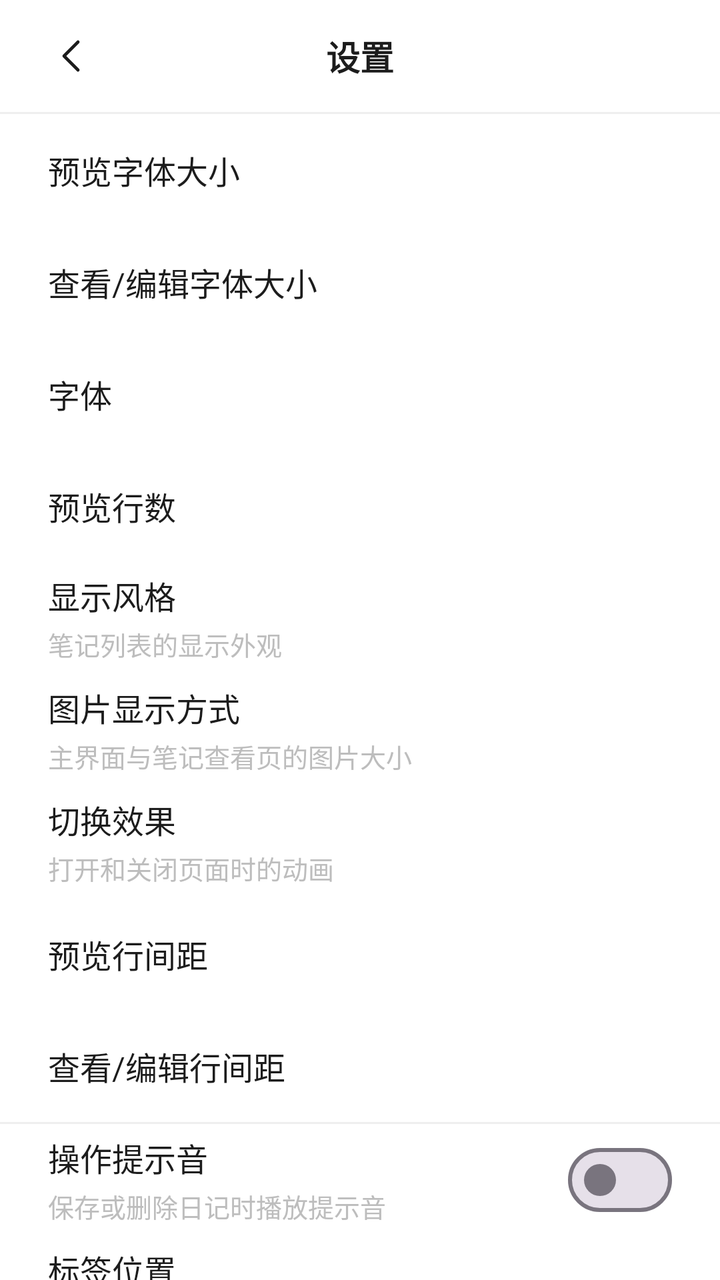
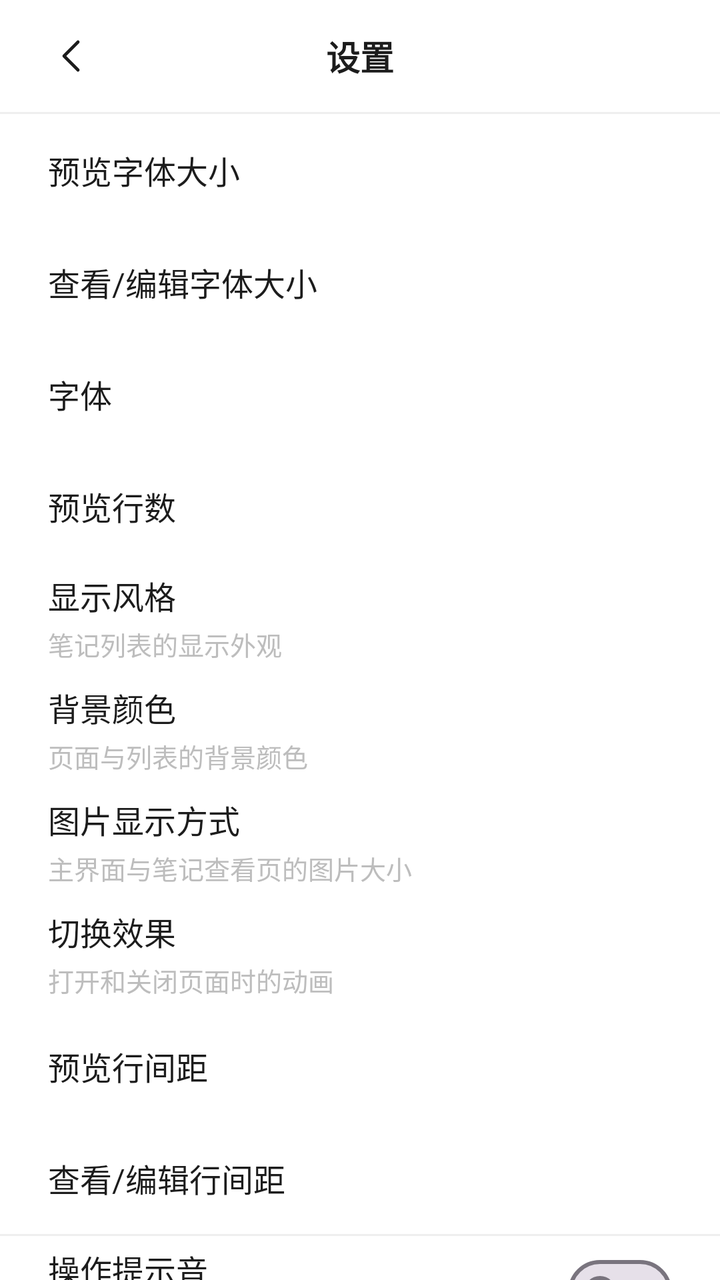

The first picture is an Android layout as it rendered before a commit; the second is the same layout after the commit. The layout source and the unified diff follow.
<!-- AndroidManifest.xml: application theme Theme.WuDiary -->
<!-- res/layout/activity_settings.xml -->
<?xml version="1.0" encoding="utf-8"?>
<LinearLayout xmlns:android="http://schemas.android.com/apk/res/android"
    android:layout_width="match_parent"
    android:layout_height="match_parent"
    android:background="@color/background"
    android:orientation="vertical">

    <FrameLayout
        android:layout_width="match_parent"
        android:layout_height="56dp">

        <ImageButton
            android:id="@+id/btnBack"
            android:layout_width="48dp"
            android:layout_height="48dp"
            android:layout_gravity="start|center_vertical"
            android:layout_marginStart="12dp"
            android:background="?attr/selectableItemBackgroundBorderless"
            android:contentDescription="@string/back"
            android:scaleType="centerInside"
            android:src="@drawable/ic_chevron_left" />

        <TextView
            android:layout_width="wrap_content"
            android:layout_height="wrap_content"
            android:layout_gravity="center"
            android:text="@string/settings"
            android:textColor="@color/text_primary"
            android:textSize="17sp"
            android:textStyle="bold" />
    </FrameLayout>

    <View
        android:layout_width="match_parent"
        android:layout_height="1dp"
        android:background="@color/divider" />

    <ScrollView
        android:layout_width="match_parent"
        android:layout_height="0dp"
        android:layout_weight="1"
        android:fillViewport="true"
        android:overScrollMode="never"
        android:scrollbars="none">

        <LinearLayout
            android:layout_width="match_parent"
            android:layout_height="wrap_content"
            android:orientation="vertical"
            android:paddingBottom="24dp">

    <LinearLayout
        android:id="@+id/rowFontSize"
        android:layout_width="match_parent"
        android:layout_height="56dp"
        android:background="?attr/selectableItemBackground"
        android:clickable="true"
        android:focusable="true"
        android:gravity="center_vertical"
        android:orientation="horizontal"
        android:paddingHorizontal="24dp">

        <TextView
            android:layout_width="0dp"
            android:layout_height="wrap_content"
            android:layout_weight="1"
            android:text="@string/font_size"
            android:textColor="@color/text_primary"
            android:textSize="16sp" />

        <TextView
            android:id="@+id/textFontValue"
            android:layout_width="wrap_content"
            android:layout_height="wrap_content"
            android:textColor="@color/text_secondary"
            android:textSize="15sp" />
    </LinearLayout>

    <LinearLayout
        android:id="@+id/rowReadingFontSize"
        android:layout_width="match_parent"
        android:layout_height="56dp"
        android:background="?attr/selectableItemBackground"
        android:clickable="true"
        android:focusable="true"
        android:gravity="center_vertical"
        android:orientation="horizontal"
        android:paddingHorizontal="24dp">

        <TextView
            android:layout_width="0dp"
            android:layout_height="wrap_content"
            android:layout_weight="1"
            android:text="@string/reading_font_size"
            android:textColor="@color/text_primary"
            android:textSize="16sp" />

        <TextView
            android:id="@+id/textReadingFontValue"
            android:layout_width="wrap_content"
            android:layout_height="wrap_content"
            android:textColor="@color/text_secondary"
            android:textSize="15sp" />
    </LinearLayout>

    <LinearLayout
        android:id="@+id/rowFontFamily"
        android:layout_width="match_parent"
        android:layout_height="56dp"
        android:background="?attr/selectableItemBackground"
        android:clickable="true"
        android:focusable="true"
        android:gravity="center_vertical"
        android:orientation="horizontal"
        android:paddingHorizontal="24dp">

        <TextView
            android:layout_width="0dp"
            android:layout_height="wrap_content"
            android:layout_weight="1"
            android:text="@string/font_family"
            android:textColor="@color/text_primary"
            android:textSize="16sp" />

        <TextView
            android:id="@+id/textFontFamilyValue"
            android:layout_width="wrap_content"
            android:layout_height="wrap_content"
            android:textColor="@color/text_secondary"
            android:textSize="15sp" />
    </LinearLayout>

    <LinearLayout
        android:id="@+id/rowPreviewLines"
        android:layout_width="match_parent"
        android:layout_height="56dp"
        android:background="?attr/selectableItemBackground"
        android:clickable="true"
        android:focusable="true"
        android:gravity="center_vertical"
        android:orientation="horizontal"
        android:paddingHorizontal="24dp">

        <TextView
            android:layout_width="0dp"
            android:layout_height="wrap_content"
            android:layout_weight="1"
            android:text="@string/preview_lines"
            android:textColor="@color/text_primary"
            android:textSize="16sp" />

        <TextView
            android:id="@+id/textPreviewValue"
            android:layout_width="wrap_content"
            android:layout_height="wrap_content"
            android:textColor="@color/text_secondary"
            android:textSize="15sp" />
    </LinearLayout>

    <LinearLayout
        android:id="@+id/rowDisplayStyle"
        android:layout_width="match_parent"
        android:layout_height="56dp"
        android:background="?attr/selectableItemBackground"
        android:clickable="true"
        android:focusable="true"
        android:gravity="center_vertical"
        android:orientation="horizontal"
        android:paddingHorizontal="24dp">

        <LinearLayout
            android:layout_width="0dp"
            android:layout_height="wrap_content"
            android:layout_weight="1"
            android:orientation="vertical">

            <TextView
                android:layout_width="wrap_content"
                android:layout_height="wrap_content"
                android:text="@string/display_style"
                android:textColor="@color/text_primary"
                android:textSize="16sp" />

            <TextView
                android:layout_width="wrap_content"
                android:layout_height="wrap_content"
                android:layout_marginTop="3dp"
                android:text="@string/display_style_desc"
                android:textColor="@color/text_secondary"
                android:textSize="13sp" />
        </LinearLayout>

        <TextView
            android:id="@+id/textDisplayStyleValue"
            android:layout_width="wrap_content"
            android:layout_height="wrap_content"
            android:textColor="@color/text_secondary"
            android:textSize="15sp" />
    </LinearLayout>

    <LinearLayout
        android:id="@+id/rowImageStyle"
        android:layout_width="match_parent"
        android:layout_height="56dp"
        android:background="?attr/selectableItemBackground"
        android:clickable="true"
        android:focusable="true"
        android:gravity="center_vertical"
        android:orientation="horizontal"
        android:paddingHorizontal="24dp">

        <LinearLayout
            android:layout_width="0dp"
            android:layout_height="wrap_content"
            android:layout_weight="1"
            android:orientation="vertical">

            <TextView
                android:layout_width="wrap_content"
                android:layout_height="wrap_content"
                android:text="@string/image_style"
                android:textColor="@color/text_primary"
                android:textSize="16sp" />

            <TextView
                android:layout_width="wrap_content"
                android:layout_height="wrap_content"
                android:layout_marginTop="3dp"
                android:text="@string/image_style_desc"
                android:textColor="@color/text_secondary"
                android:textSize="13sp" />
        </LinearLayout>

        <TextView
            android:id="@+id/textImageStyleValue"
            android:layout_width="wrap_content"
            android:layout_height="wrap_content"
            android:textColor="@color/text_secondary"
            android:textSize="15sp" />
    </LinearLayout>

    <LinearLayout
        android:id="@+id/rowTransitionStyle"
        android:layout_width="match_parent"
        android:layout_height="56dp"
        android:background="?attr/selectableItemBackground"
        android:clickable="true"
        android:focusable="true"
        android:gravity="center_vertical"
        android:orientation="horizontal"
        android:paddingHorizontal="24dp">

        <LinearLayout
            android:layout_width="0dp"
            android:layout_height="wrap_content"
            android:layout_weight="1"
            android:orientation="vertical">

            <TextView
                android:layout_width="wrap_content"
                android:layout_height="wrap_content"
                android:text="@string/transition_style"
                android:textColor="@color/text_primary"
                android:textSize="16sp" />

            <TextView
                android:layout_width="wrap_content"
                android:layout_height="wrap_content"
                android:layout_marginTop="3dp"
                android:text="@string/transition_style_desc"
                android:textColor="@color/text_secondary"
                android:textSize="13sp" />
        </LinearLayout>

        <TextView
            android:id="@+id/textTransitionStyleValue"
            android:layout_width="wrap_content"
            android:layout_height="wrap_content"
            android:textColor="@color/text_secondary"
            android:textSize="15sp" />
    </LinearLayout>

    <LinearLayout
        android:id="@+id/rowLineSpacing"
        android:layout_width="match_parent"
        android:layout_height="56dp"
        android:background="?attr/selectableItemBackground"
        android:clickable="true"
        android:focusable="true"
        android:gravity="center_vertical"
        android:orientation="horizontal"
        android:paddingHorizontal="24dp">

        <TextView
            android:layout_width="0dp"
            android:layout_height="wrap_content"
            android:layout_weight="1"
            android:text="@string/line_spacing"
            android:textColor="@color/text_primary"
            android:textSize="16sp" />

        <TextView
            android:id="@+id/textLineSpacingValue"
            android:layout_width="wrap_content"
            android:layout_height="wrap_content"
            android:textColor="@color/text_secondary"
            android:textSize="15sp" />
    </LinearLayout>

    <LinearLayout
        android:id="@+id/rowReadingLineSpacing"
        android:layout_width="match_parent"
        android:layout_height="56dp"
        android:background="?attr/selectableItemBackground"
        android:clickable="true"
        android:focusable="true"
        android:gravity="center_vertical"
        android:orientation="horizontal"
        android:paddingHorizontal="24dp">

        <TextView
            android:layout_width="0dp"
            android:layout_height="wrap_content"
            android:layout_weight="1"
            android:text="@string/reading_line_spacing"
            android:textColor="@color/text_primary"
            android:textSize="16sp" />

        <TextView
            android:id="@+id/textReadingLineSpacingValue"
            android:layout_width="wrap_content"
            android:layout_height="wrap_content"
            android:textColor="@color/text_secondary"
            android:textSize="15sp" />
    </LinearLayout>

    <View
        android:layout_width="match_parent"
        android:layout_height="1dp"
        android:background="@color/divider" />

    <LinearLayout
        android:id="@+id/rowSound"
        android:layout_width="match_parent"
        android:layout_height="56dp"
        android:background="?attr/selectableItemBackground"
        android:clickable="true"
        android:focusable="true"
        android:gravity="center_vertical"
        android:orientation="horizontal"
        android:paddingHorizontal="24dp">

        <LinearLayout
            android:layout_width="0dp"
            android:layout_height="wrap_content"
            android:layout_weight="1"
            android:orientation="vertical">

            <TextView
                android:layout_width="wrap_content"
                android:layout_height="wrap_content"
                android:text="@string/sound_feedback"
                android:textColor="@color/text_primary"
                android:textSize="16sp" />

            <TextView
                android:layout_width="wrap_content"
                android:layout_height="wrap_content"
                android:layout_marginTop="3dp"
                android:text="@string/sound_feedback_desc"
                android:textColor="@color/text_secondary"
                android:textSize="13sp" />
        </LinearLayout>

        <com.google.android.material.materialswitch.MaterialSwitch
            android:id="@+id/switchSound"
            android:layout_width="wrap_content"
            android:layout_height="wrap_content"
            android:clickable="false"
            android:focusable="false" />
    </LinearLayout>

    <LinearLayout
        android:id="@+id/rowPreviewTags"
        android:layout_width="match_parent"
        android:layout_height="56dp"
        android:background="?attr/selectableItemBackground"
        android:clickable="true"
        android:focusable="true"
        android:gravity="center_vertical"
        android:orientation="horizontal"
        android:paddingHorizontal="24dp">

        <LinearLayout
            android:layout_width="0dp"
            android:layout_height="wrap_content"
            android:layout_weight="1"
            android:orientation="vertical">

            <TextView
                android:layout_width="wrap_content"
                android:layout_height="wrap_content"
                android:text="@string/preview_tags"
                android:textColor="@color/text_primary"
                android:textSize="16sp" />

            <TextView
                android:layout_width="wrap_content"
                android:layout_height="wrap_content"
                android:layout_marginTop="3dp"
                android:text="@string/preview_tags_desc"
                android:textColor="@color/text_secondary"
                android:textSize="13sp" />
        </LinearLayout>

        <TextView
            android:id="@+id/textTagStyleValue"
            android:layout_width="wrap_content"
            android:layout_height="wrap_content"
            android:textColor="@color/text_secondary"
            android:textSize="15sp" />
    </LinearLayout>

    <View
        android:layout_width="match_parent"
        android:layout_height="1dp"
        android:background="@color/divider" />

    <LinearLayout
        android:id="@+id/rowDoubleTap"
        android:layout_width="match_parent"
        android:layout_height="56dp"
        android:background="?attr/selectableItemBackground"
        android:clickable="true"
        android:focusable="true"
        android:gravity="center_vertical"
        android:orientation="horizontal"
        android:paddingHorizontal="24dp">

        <LinearLayout
            android:layout_width="0dp"
            android:layout_height="wrap_content"
            android:layout_weight="1"
            android:orientation="vertical">

            <TextView
                android:layout_width="wrap_content"
                android:layout_height="wrap_content"
                android:text="@string/double_tap_edit"
                android:textColor="@color/text_primary"
                android:textSize="16sp" />

            <TextView
                android:layout_width="wrap_content"
                android:layout_height="wrap_content"
                android:layout_marginTop="3dp"
                android:text="@string/double_tap_edit_desc"
                android:textColor="@color/text_secondary"
                android:textSize="13sp" />
        </LinearLayout>

        <com.google.android.material.materialswitch.MaterialSwitch
            android:id="@+id/switchDoubleTap"
            android:layout_width="wrap_content"
            android:layout_height="wrap_content"
            android:clickable="false"
            android:focusable="false" />
    </LinearLayout>

    <View
        android:layout_width="match_parent"
        android:layout_height="1dp"
        android:background="@color/divider" />

    <LinearLayout
        android:id="@+id/rowStorage"
        android:layout_width="match_parent"
        android:layout_height="wrap_content"
        android:background="?attr/selectableItemBackground"
        android:clickable="true"
        android:focusable="true"
        android:orientation="vertical"
        android:paddingHorizontal="24dp"
        android:paddingVertical="14dp">

        <TextView
            android:layout_width="wrap_content"
            android:layout_height="wrap_content"
            android:text="@string/storage_location"
            android:textColor="@color/text_primary"
            android:textSize="16sp" />

        <TextView
            android:layout_width="wrap_content"
            android:layout_height="wrap_content"
            android:layout_marginTop="3dp"
            android:text="@string/storage_location_desc"
            android:textColor="@color/text_secondary"
            android:textSize="13sp" />

        <TextView
            android:id="@+id/textStorageValue"
            android:layout_width="match_parent"
            android:layout_height="wrap_content"
            android:layout_marginTop="4dp"
            android:ellipsize="middle"
            android:maxLines="1"
            android:textColor="@color/text_secondary"
            android:textSize="13sp" />
    </LinearLayout>

    <View
        android:layout_width="match_parent"
        android:layout_height="1dp"
        android:background="@color/divider" />

    <LinearLayout
        android:id="@+id/rowExport"
        android:layout_width="match_parent"
        android:layout_height="wrap_content"
        android:background="?attr/selectableItemBackground"
        android:clickable="true"
        android:focusable="true"
        android:orientation="vertical"
        android:paddingHorizontal="24dp"
        android:paddingVertical="14dp">

        <TextView
            android:layout_width="wrap_content"
            android:layout_height="wrap_content"
            android:text="@string/backup_export"
            android:textColor="@color/text_primary"
            android:textSize="16sp" />

        <TextView
            android:layout_width="wrap_content"
            android:layout_height="wrap_content"
            android:layout_marginTop="3dp"
            android:text="@string/backup_export_desc"
            android:textColor="@color/text_secondary"
            android:textSize="13sp" />
    </LinearLayout>

    <View
        android:layout_width="match_parent"
        android:layout_height="1dp"
        android:background="@color/divider" />

    <LinearLayout
        android:id="@+id/rowImport"
        android:layout_width="match_parent"
        android:layout_height="wrap_content"
        android:background="?attr/selectableItemBackground"
        android:clickable="true"
        android:focusable="true"
        android:orientation="vertical"
        android:paddingHorizontal="24dp"
        android:paddingVertical="14dp">

        <TextView
            android:layout_width="wrap_content"
            android:layout_height="wrap_content"
            android:text="@string/backup_import"
            android:textColor="@color/text_primary"
            android:textSize="16sp" />

        <TextView
            android:layout_width="wrap_content"
            android:layout_height="wrap_content"
            android:layout_marginTop="3dp"
            android:text="@string/backup_import_desc"
            android:textColor="@color/text_secondary"
            android:textSize="13sp" />
    </LinearLayout>

    <View
        android:layout_width="match_parent"
        android:layout_height="1dp"
        android:background="@color/divider" />

        </LinearLayout>
    </ScrollView>

</LinearLayout>
<!-- resources referenced by this layout -->
<resources>
  <color name="background">#FFFFFF</color>
  <color name="divider">#EFEFEF</color>
  <color name="text_primary">#1C1C1C</color>
  <color name="text_secondary">#BDBDBD</color>
  <!-- drawable ic_chevron_left (drawable) -->
  <?xml version="1.0" encoding="utf-8"?>
  <vector xmlns:android="http://schemas.android.com/apk/res/android"
      android:width="24dp"
      android:height="24dp"
      android:viewportWidth="24"
      android:viewportHeight="24">
      <path
          android:fillColor="#00000000"
          android:pathData="M15,5 L8,12 L15,19"
          android:strokeColor="#1C1C1C"
          android:strokeLineCap="round"
          android:strokeLineJoin="round"
          android:strokeWidth="1.6" />
  </vector>
  <string name="back">返回</string>
  <string name="backup_export">导出笔记</string>
  <string name="backup_export_desc">导出为 zip（Diary/notes/年-月-日.md + Diary/files）</string>
  <string name="backup_import">导入笔记</string>
  <string name="backup_import_desc">从 zip 备份中恢复笔记与图片</string>
  <string name="display_style">显示风格</string>
  <string name="display_style_desc">笔记列表的显示外观</string>
  <string name="double_tap_edit">双击进入编辑</string>
  <string name="double_tap_edit_desc">在笔记浏览页双击可直接编辑</string>
  <string name="font_family">字体</string>
  <string name="font_size">预览字体大小</string>
  <string name="image_style">图片显示方式</string>
  <string name="image_style_desc">主界面与笔记查看页的图片大小</string>
  <string name="line_spacing">预览行间距</string>
  <string name="preview_lines">预览行数</string>
  <string name="preview_tags">标签位置</string>
  <string name="preview_tags_desc">主界面笔记标签的显示位置</string>
  <string name="reading_font_size">查看/编辑字体大小</string>
  <string name="reading_line_spacing">查看/编辑行间距</string>
  <string name="settings">设置</string>
  <string name="sound_feedback">操作提示音</string>
  <string name="sound_feedback_desc">保存或删除日记时播放提示音</string>
  <string name="storage_location">笔记存储位置</string>
  <string name="storage_location_desc">笔记以 Markdown 保存到所选文件夹的 Diary/notes，图片存到 Diary/files</string>
  <string name="transition_style">切换效果</string>
  <string name="transition_style_desc">打开和关闭页面时的动画</string>
  <style name="Theme.WuDiary" parent="Theme.Material3.Light.NoActionBar">
          <item name="colorPrimary">@color/primary</item>
          <item name="colorOnPrimary">@android:color/white</item>
          <item name="colorSurface">@color/surface</item>
          <item name="android:windowBackground">@color/background</item>
          <item name="android:statusBarColor">@color/background</item>
          <item name="android:windowLightStatusBar">true</item>
          <item name="android:navigationBarColor">@color/background</item>
          
          <item name="alertDialogTheme">@style/Theme.WuDiary.Dialog</item>
          <item name="android:alertDialogTheme">@style/Theme.WuDiary.Dialog</item>
      </style>
  <color name="primary">#1C1C1C</color>
  <color name="surface">#FFFFFF</color>
  <style name="Theme.WuDiary.Dialog" parent="Theme.MaterialComponents.Light.Dialog.Alert">
          <item name="android:windowBackground">@drawable/bg_dialog</item>
          <item name="android:backgroundDimAmount">0.3</item>
          <item name="colorPrimary">@color/primary</item>
          <item name="colorOnPrimary">@android:color/white</item>
          <item name="colorSurface">@color/surface</item>
          <item name="android:textColorPrimary">@color/text_primary</item>
          <item name="android:textColorSecondary">@color/text_secondary</item>
      </style>
  <!-- drawable bg_dialog (drawable) -->
  <?xml version="1.0" encoding="utf-8"?>
  <shape xmlns:android="http://schemas.android.com/apk/res/android"
      android:shape="rectangle">
      <solid android:color="@color/surface" />
      <corners android:radius="22dp" />
  </shape>
</resources>

<!-- the commit's change to res/layout/activity_settings.xml (unified diff, before → after) -->
@@ -199,6 +199,47 @@
     </LinearLayout>
 
     <LinearLayout
+        android:id="@+id/rowBackgroundColor"
+        android:layout_width="match_parent"
+        android:layout_height="56dp"
+        android:background="?attr/selectableItemBackground"
+        android:clickable="true"
+        android:focusable="true"
+        android:gravity="center_vertical"
+        android:orientation="horizontal"
+        android:paddingHorizontal="24dp">
+
+        <LinearLayout
+            android:layout_width="0dp"
+            android:layout_height="wrap_content"
+            android:layout_weight="1"
+            android:orientation="vertical">
+
+            <TextView
+                android:layout_width="wrap_content"
+                android:layout_height="wrap_content"
+                android:text="@string/background_color"
+                android:textColor="@color/text_primary"
+                android:textSize="16sp" />
+
+            <TextView
+                android:layout_width="wrap_content"
+                android:layout_height="wrap_content"
+                android:layout_marginTop="3dp"
+                android:text="@string/background_color_desc"
+                android:textColor="@color/text_secondary"
+                android:textSize="13sp" />
+        </LinearLayout>
+
+        <TextView
+            android:id="@+id/textBackgroundColorValue"
+            android:layout_width="wrap_content"
+            android:layout_height="wrap_content"
+            android:textColor="@color/text_secondary"
+            android:textSize="15sp" />
+    </LinearLayout>
+
+    <LinearLayout
         android:id="@+id/rowImageStyle"
         android:layout_width="match_parent"
         android:layout_height="56dp"
<!-- resource entries referenced after the edit -->
@@ -20,6 +20,8 @@
           android:strokeWidth="1.6" />
   </vector>
   <string name="back">返回</string>
+  <string name="background_color">背景颜色</string>
+  <string name="background_color_desc">页面与列表的背景颜色</string>
   <string name="backup_export">导出笔记</string>
   <string name="backup_export_desc">导出为 zip（Diary/notes/年-月-日.md + Diary/files）</string>
   <string name="backup_import">导入笔记</string>
